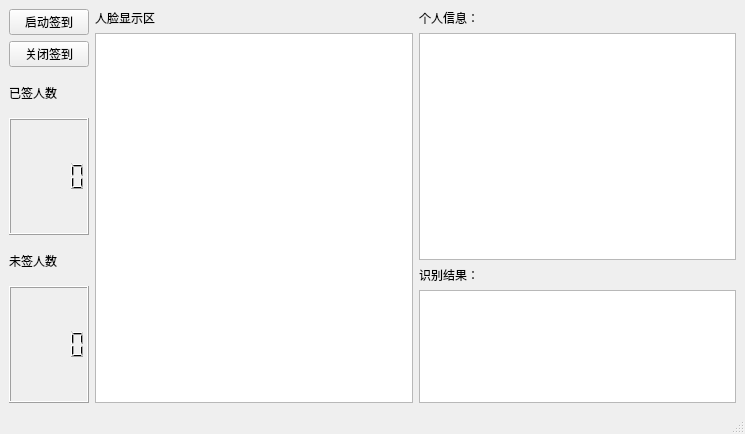
This is code/Mainwindows.ui in HeJayce/Face_Recognition as Qt 5 draws it before an edit. The edited form follows.
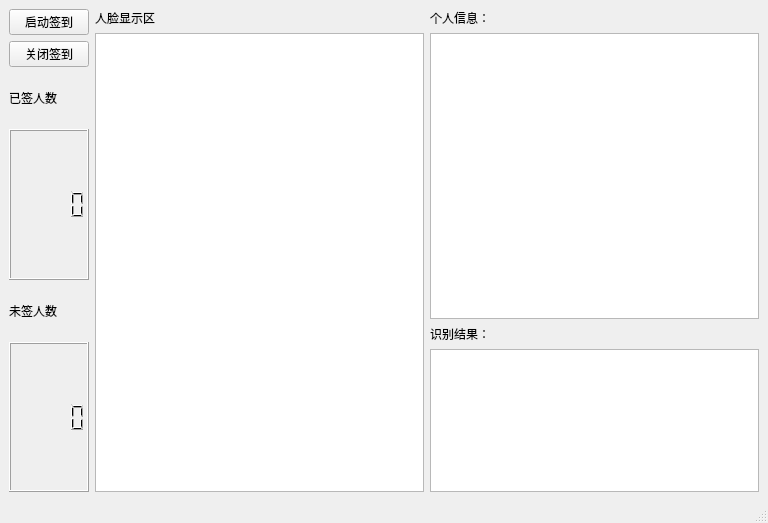
This is the edited form.

Patch:
```diff
--- a/code/Mainwindows.ui
+++ b/code/Mainwindows.ui
@@ -6,8 +6,8 @@
    <rect>
     <x>0</x>
     <y>0</y>
-    <width>745</width>
-    <height>434</height>
+    <width>768</width>
+    <height>523</height>
    </rect>
   </property>
   <property name="windowTitle">
```
Left out of the diff: 2 changed lines with no effect on the pictures.
